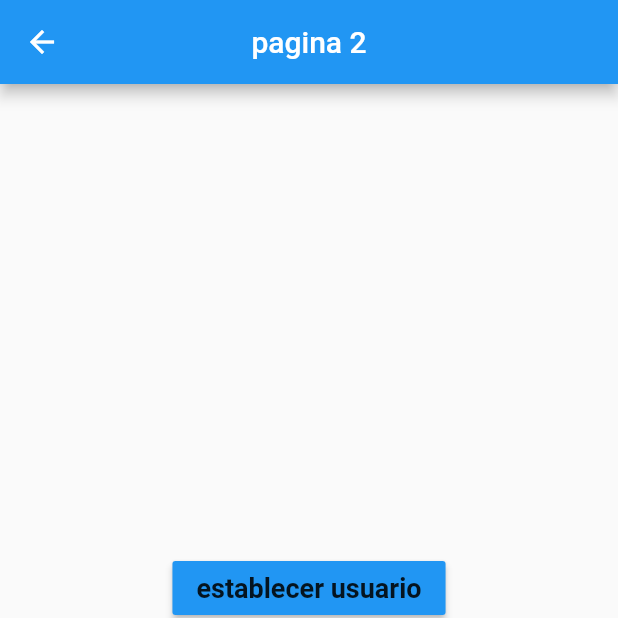
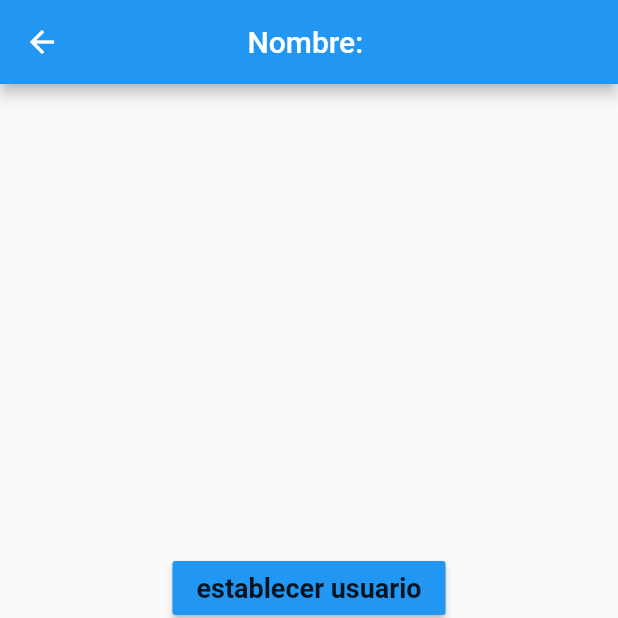
Before and after one commit to jovannyCG/estado-con-singleton, a Flutter app: the Pagina2Page screen opened by its route, after a tap on "establecer usuario", on a phone screen of 412 x 824 dp, the top half of it. Run offline on Flutter 3.47's test engine with Material 2 defaults, Android fonts, the light colour scheme and no system bars.

Commit message:
singleton terminado

```diff
--- a/lib/pages/page2.dart
+++ b/lib/pages/page2.dart
@@ -9,9 +9,16 @@ class Pagina2Page extends StatelessWidget {
 
   @override
   Widget build(BuildContext context) {
+
     return Scaffold(
       appBar: AppBar(
-        title: const Text('pagina 2'),
+        title: StreamBuilder(
+          stream: userService.controller,
+          builder: (BuildContext context, AsyncSnapshot<User> snapshot) {
+            return snapshot.hasData
+            ? Text('Nombre: ${snapshot.data!.nombre}')
+            : const Text('pagina 2');
+           },),
         centerTitle: true,
       ),
       body: Center(
--- a/lib/services/user_service.dart
+++ b/lib/services/user_service.dart
@@ -4,7 +4,7 @@ import 'package:singleton_estados/models/user.dart';
 
 class _UserService{
   User _user = User();
-  StreamController<User> _controller = StreamController<User>();
+  final StreamController<User> _controller = StreamController<User>.broadcast();
 
   User get user => _user;
 
@@ -21,6 +21,10 @@ class _UserService{
 _user.edad = edad;
 _controller.add(_user);
   }
+
+  dispose(){
+    _controller.close();
+  }
 }
 
 final  userService = _UserService();
```
